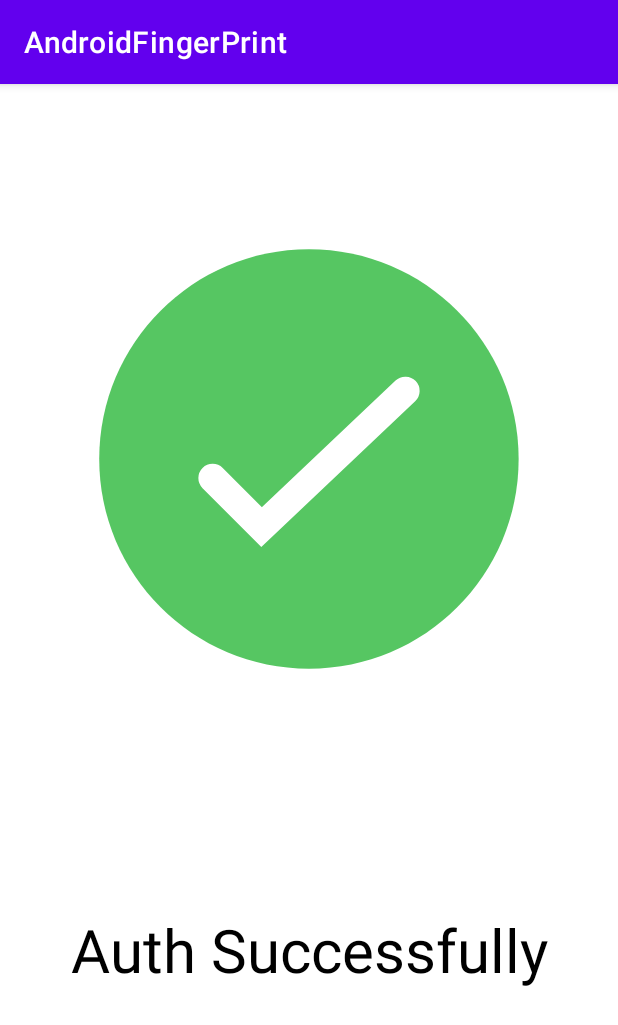
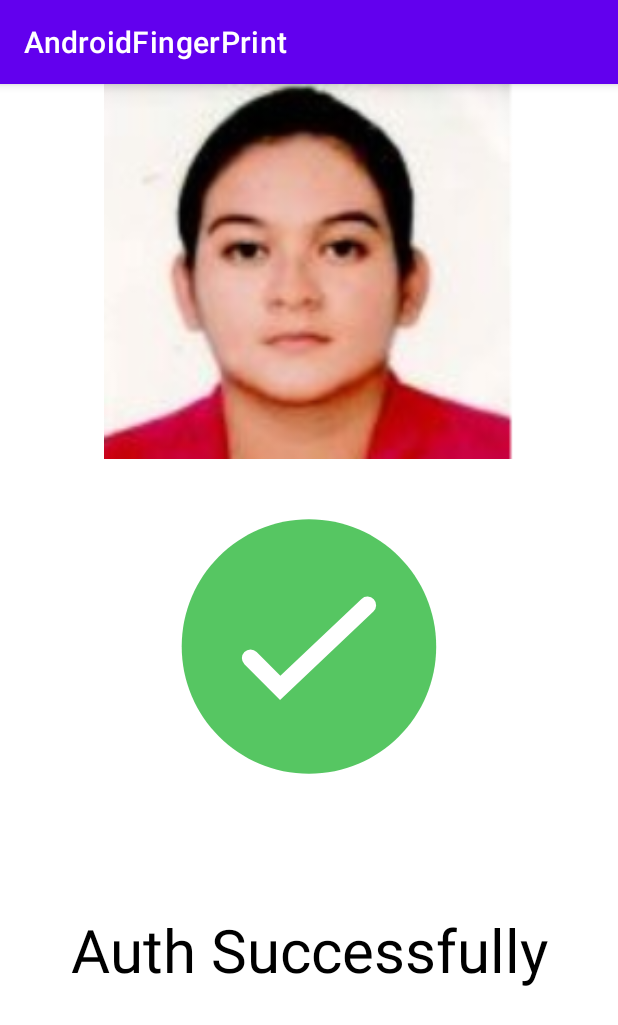
Before and after one commit to tavdev2021/AndroidFingerPrint, an Android app: the resultActivity screen opened directly, with no data from a screen before it, on a phone screen of 412 x 824 dp. Shown: the top 1025 px of the screen. Run offline under Robolectric (Android 15) with nearby library versions, the phone set to English and light mode, and no system bars; Roboto replaces fonts that are not available here.

Commit message:
Se agrego icono Finger y Imagen en ResultActivity

```diff
--- a/app/src/main/res/layout/activity_result.xml
+++ b/app/src/main/res/layout/activity_result.xml
@@ -8,10 +8,22 @@
     android:orientation="vertical"
     tools:context=".resultActivity">
 
+
     <LinearLayout
         android:layout_width="match_parent"
-        android:layout_height="500dp">
+        android:layout_height="250dp">
 
+        <ImageView
+            android:layout_width="match_parent"
+            android:layout_height="match_parent"
+            android:src="@drawable/yaneth">
+        </ImageView>
+
+    </LinearLayout>
+
+    <LinearLayout
+        android:layout_width="match_parent"
+        android:layout_height="250dp">
 
         <com.airbnb.lottie.LottieAnimationView
             android:layout_width="match_parent"
```
Also changed, not shown: app/src/main/java/com/example/androidfingerprint/MainActivity.kt (+13 -10 lines), app/src/main/res/layout/activity_main.xml (+28 -21 lines), app/src/main/res/drawable/yaneth.png (added).
